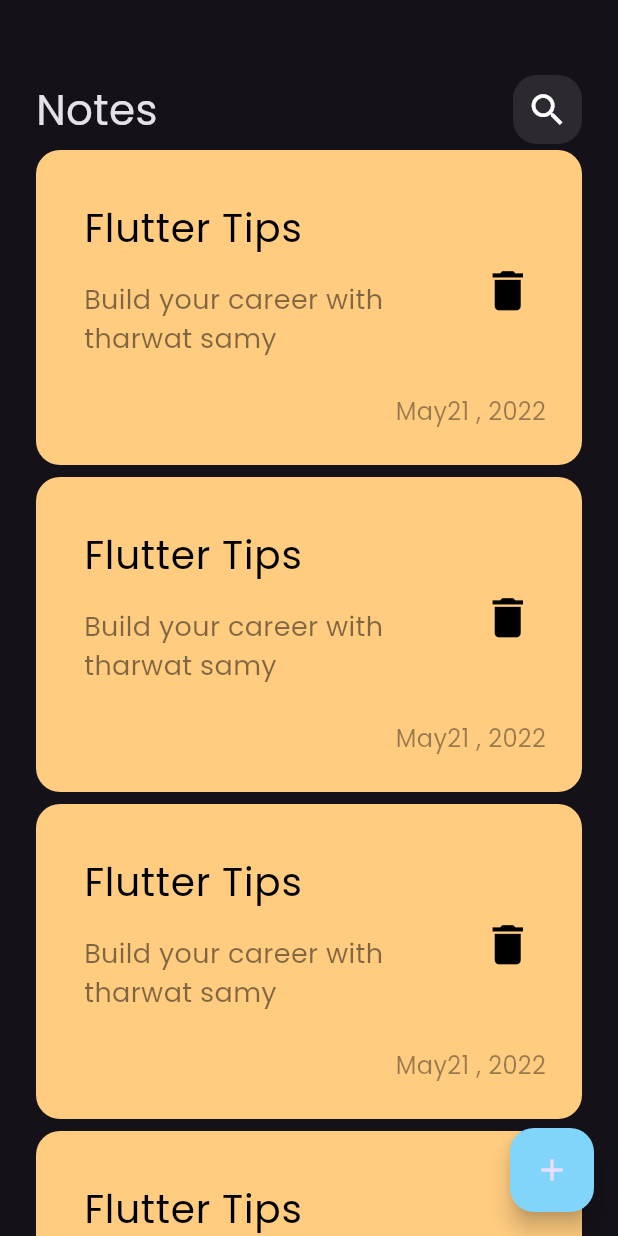
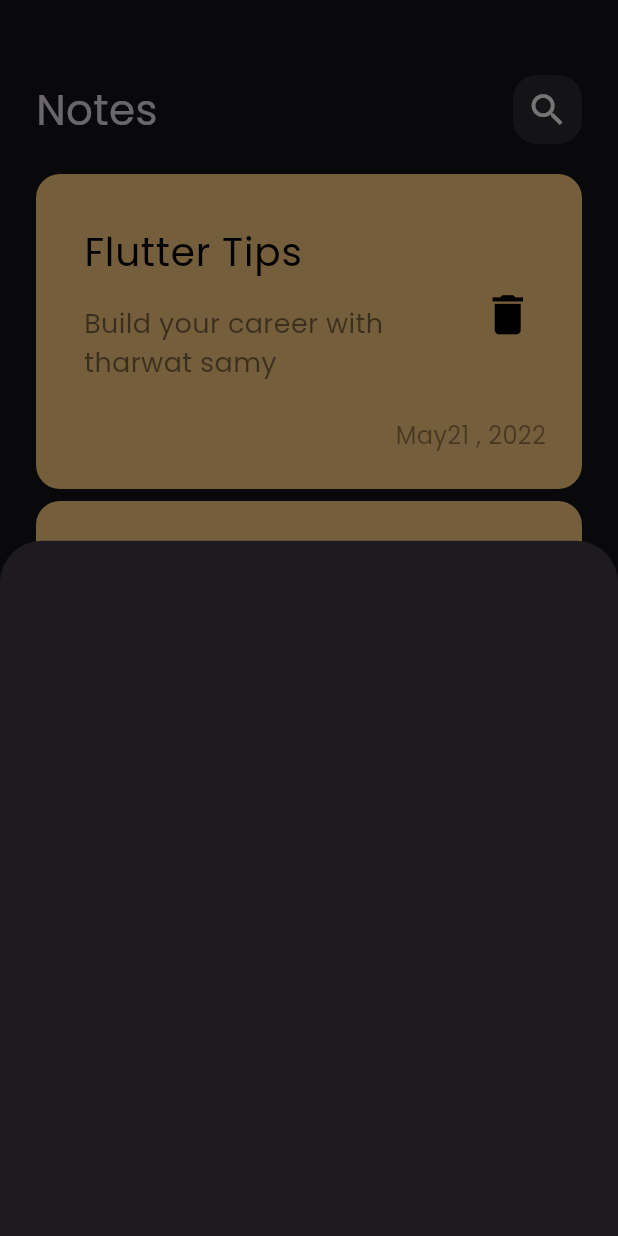
Before and after one commit to MohamedAliShosha/Notely, a Flutter app: the screen it shows after launch, after a tap on the "add" icon, on a phone screen of 412 x 824 dp. Run offline on Flutter 3.47's test engine with Material 3 defaults, Android fonts, the phone set to English and light mode, and no system bars.

Commit message:
show model bottom sheet

```diff
--- a/lib/views/notes_view.dart
+++ b/lib/views/notes_view.dart
@@ -1,4 +1,5 @@
 import 'package:flutter/material.dart';
+import 'package:notes_app/views/widgets/note_bottom_sheet.dart';
 import 'package:notes_app/views/widgets/notes_view_body.dart';
 
 class NotesView extends StatelessWidget {
@@ -9,8 +10,14 @@ class NotesView extends StatelessWidget {
     return Scaffold(
       floatingActionButton: FloatingActionButton(
         backgroundColor: Colors.lightBlue[200],
-        onPressed: () {},
-        child: Icon(Icons.add),
+        onPressed: () {
+          showModalBottomSheet(
+              context: context,
+              builder: (context) {
+                return const AddNoteBottomSheet();
+              });
+        },
+        child: const Icon(Icons.add),
       ),
       body: const NotesViewBody(),
     );
--- /dev/null
+++ b/lib/views/widgets/note_bottom_sheet.dart
@@ -0,0 +1,10 @@
+import 'package:flutter/material.dart';
+
+class AddNoteBottomSheet extends StatelessWidget {
+  const AddNoteBottomSheet({super.key});
+
+  @override
+  Widget build(BuildContext context) {
+    return Container();
+  }
+}
--- a/lib/views/widgets/notes_listView.dart
+++ b/lib/views/widgets/notes_listView.dart
@@ -7,13 +7,18 @@ class NotesListView extends StatelessWidget {
 
   @override
   Widget build(BuildContext context) {
-    return ListView.builder(
+    return Padding(
+      padding: const EdgeInsets.symmetric(vertical: 16),
+      child: ListView.builder(
+        padding: EdgeInsets.zero, // remove default padding
+
         itemBuilder: (context, index) {
           return const Padding(
             padding: EdgeInsets.symmetric(vertical: 4),
             child: NoteItem(),
           );
         },
+      ),
     );
   }
 }
```
Lines whose indentation alone changed are shown as unchanged.
